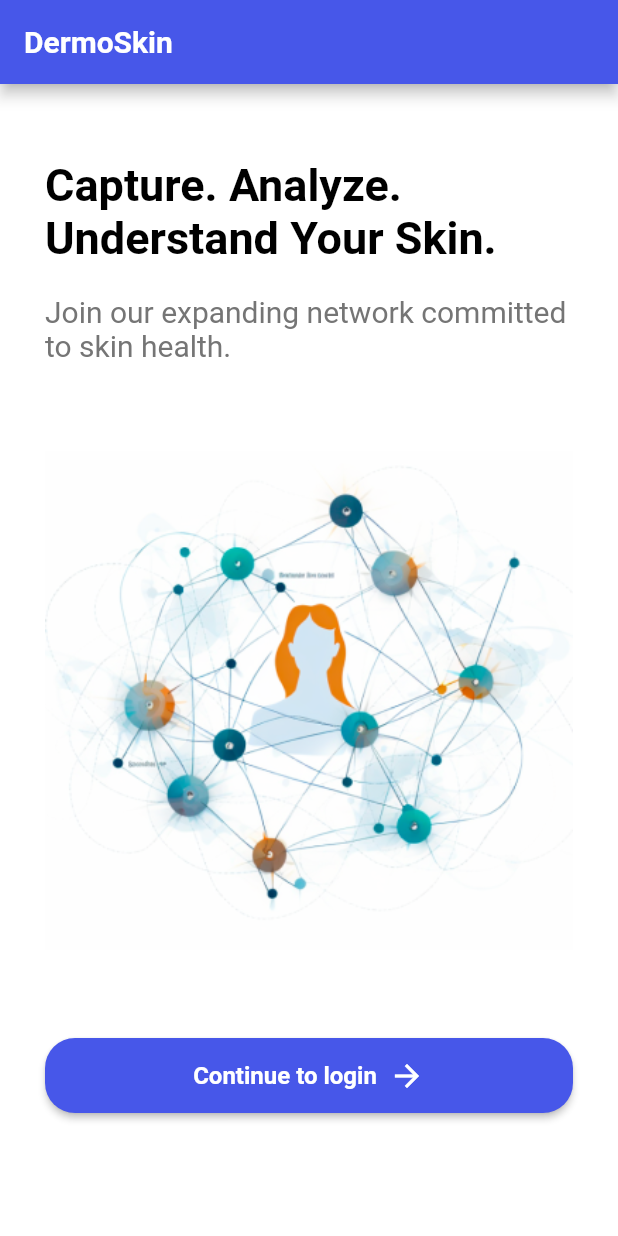
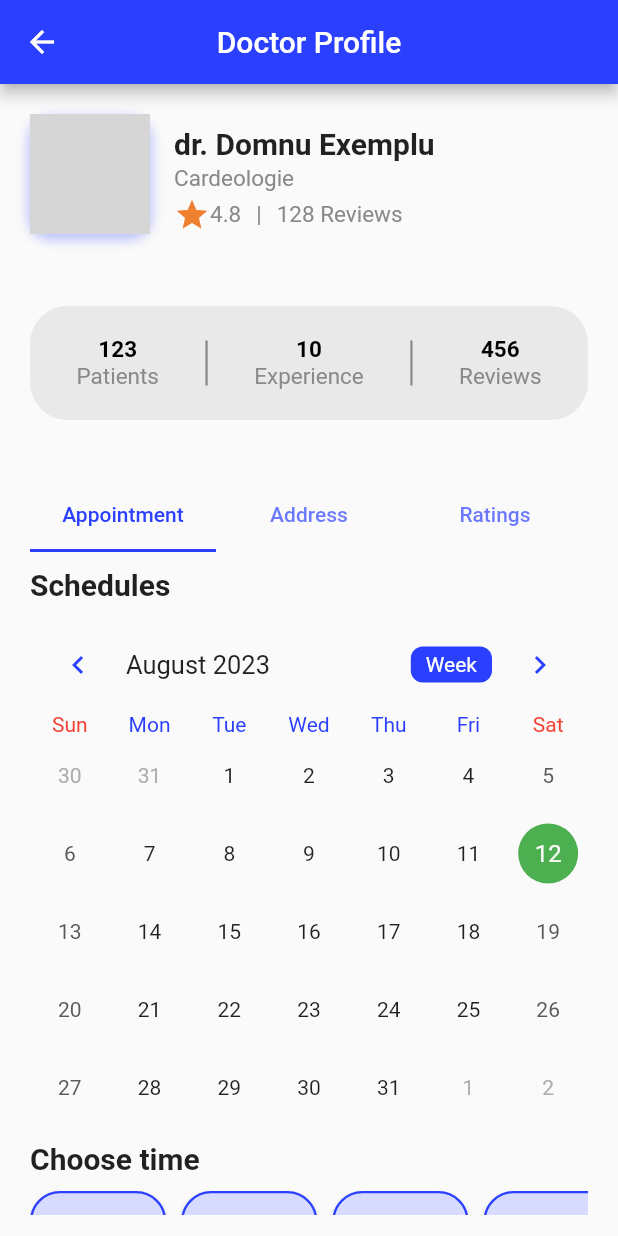
Before and after one commit to sealnext/DermoSkin, a Flutter app: the screen it shows after launch, on a phone screen of 412 x 824 dp. Run offline on Flutter 3.47's test engine with Material 2 defaults, Android fonts, the phone set to English and light mode, and no system bars; drawn by our look-alikes of table_calendar; our stand-ins replace cloud_firestore, firebase_auth, firebase_core, flutter_map, flutter_typeahead, google_sign_in and 1 more; accounts and stored records are empty; grey boxes are pictures that could not be loaded.

Commit message:
bugfixes#2

```diff
--- a/lib/main.dart
+++ b/lib/main.dart
@@ -1,3 +1,4 @@
+import 'package:dermo/ui/pages/doctor_page.dart';
 import 'package:dermo/utils/firebase_options.dart';
 import 'package:firebase_core/firebase_core.dart';
 import 'package:flutter/material.dart';
@@ -19,7 +20,7 @@ class App extends StatelessWidget {
   Widget build(BuildContext context) {
     return const MaterialApp(
       debugShowCheckedModeBanner: false,
-      home: Session(),
+      home: DoctorPage(),
     );
   }
 }
--- /dev/null
+++ b/lib/ui/pages/address_doctor_page.dart
@@ -0,0 +1,112 @@
+import 'package:dermo/utils/constants.dart';
+import 'package:flutter/material.dart';
+import 'package:flutter_map/flutter_map.dart';
+import 'package:latlong2/latlong.dart';
+
+const MAPBOX_ACCESS_TOKEN =
+    'pk.eyJ1IjoiaXZhbmJ1bWJ1YyIsImEiOiJjbGM1YnpwMWMwYXhyM3ByeG9tbHo5bTJyIn0.lPqP7l2vFYq0eC3d4Kx5Xg';
+
+class Address extends StatefulWidget {
+  const Address({super.key});
+
+  @override
+  State<Address> createState() => _AddressState();
+}
+
+class _AddressState extends State<Address> {
+  LatLng? myPosition = LatLng(45.75325256700144, 21.2276292086552);
+
+  @override
+  Widget build(BuildContext context) {
+    return SingleChildScrollView(
+      scrollDirection: Axis.vertical,
+      child: Column(crossAxisAlignment: CrossAxisAlignment.start, children: [
+        const SizedBox(
+          height: 10,
+        ),
+        Text(
+          "Practice Place",
+          style: TextStyle(fontSize: 20, fontWeight: FontWeight.bold),
+        ),
+        const SizedBox(
+          height: 10,
+        ),
+        Text(
+          "Timisoara",
+          style: TextStyle(
+              fontSize: 15, color: AppColor.gray2, fontWeight: FontWeight.bold),
+        ),
+        const SizedBox(
+          height: 30,
+        ),
+        Row(
+          crossAxisAlignment: CrossAxisAlignment.start,
+          children: [
+            Icon(
+              Icons.location_pin,
+              color: AppColor.primary,
+              size: 20,
+            ),
+            Text(
+              "Location",
+              style: TextStyle(fontSize: 20, fontWeight: FontWeight.bold),
+            ),
+          ],
+        ),
+        const SizedBox(
+          height: 15,
+        ),
+        myPosition == null
+            ? Container(
+                height: 50.0,
+                // Giving a fixed height to CircularProgressIndicator
+                child: Center(
+                  child: const CircularProgressIndicator(),
+                ),
+              )
+            : Container(
+                height: 300.0,
+                decoration: BoxDecoration(
+                  boxShadow: [
+                    BoxShadow(
+                        color: AppColor.primary.withOpacity(0.3),
+                        // changes position of shadow
+                        blurRadius: 7,
+                        offset: Offset(0, 1)),
+                  ],
+                ),
+                child: FlutterMap(
+                  options: MapOptions(
+                      center: myPosition, minZoom: 5, maxZoom: 30, zoom: 13),
+                  nonRotatedChildren: [
+                    TileLayer(
+                      urlTemplate:
+                          'https://api.mapbox.com/styles/v1/{id}/tiles/{z}/{x}/{y}?access_token={accessToken}',
+                      additionalOptions: const {
+                        'accessToken': MAPBOX_ACCESS_TOKEN,
+                        'id': 'mapbox/streets-v11'
+                      },
+                    ),
+                    MarkerLayer(
+                      markers: [
+                        Marker(
+                          point: myPosition!,
+                          builder: (context) {
+                            return Container(
+                              child: const Icon(
+                                Icons.location_pin,
+                                color: AppColor.primary,
+                                size: 40,
+                              ),
+                            );
+                          },
+                        )
+                      ],
+                    )
+                  ],
+                ),
+              )
+      ]),
+    );
+  }
+}
--- /dev/null
+++ b/lib/ui/pages/appointment_page.dart
@@ -0,0 +1,143 @@
+import 'package:dermo/utils/constants.dart';
+import 'package:flutter/material.dart';
+import 'package:table_calendar/table_calendar.dart';
+
+class AppointmentPage extends StatefulWidget {
+  const AppointmentPage({super.key});
+
+  @override
+  State<AppointmentPage> createState() => _AppointmentState();
+}
+
+class _AppointmentState extends State<AppointmentPage> {
+
+  String? about = "dr. Dhayu Erprida is board certified in Endocrinologists by the Association Doctor of Indo-nesia. His subspecialities/internat";
+
+  String getFirst129Chars(String input) {
+    if (input.length <= 129) {
+      return input;
+    }
+    return input.substring(0, 129);
+  }
+
+  List<String> generateHourTexts() {
+    List<String> hours = [];
+
+    for (int i = 9; i <= 17; i++) {
+      String hour = (i % 12).toString().padLeft(2, '0');
+      String meridiem = i < 12 ? "am" : "pm";
+      hours.add("$hour:00 $meridiem");
+    }
+    return hours;
+  }
+  @override
+  Widget build(BuildContext context) {
+    return SingleChildScrollView(
+      scrollDirection: Axis.vertical,
+      child: Column(
+        crossAxisAlignment: CrossAxisAlignment.start,
+        children: [
+          const SizedBox(height: 10,),
+          Text(
+            "Schedules",
+            style: TextStyle(
+              fontSize: 20,
+              fontWeight: FontWeight.bold
+            ),
+          ),
+          const SizedBox(height: 10,),
+      TableCalendar(
+        firstDay: DateTime.utc(2010, 10, 16),
+        lastDay: DateTime.utc(2030, 3, 14),
+        focusedDay: DateTime.now(),
+        availableCalendarFormats: const {
+          CalendarFormat.month: 'Month',
+          CalendarFormat.week: 'Week',
+        },
+        headerStyle: HeaderStyle(
+          formatButtonDecoration: BoxDecoration(
+            color: AppColor.primary, // The background color of the button
+            borderRadius: BorderRadius.circular(8.0),
+          ),
+          formatButtonTextStyle: TextStyle(
+            color: Colors.white, // Text color of the button
+          ),
+          leftChevronIcon: Icon(Icons.chevron_left, color: AppColor.primary),  // Change the left arrow color here
+          rightChevronIcon: Icon(Icons.chevron_right, color: AppColor.primary),  // Change the right arrow color here
+        ),
+        daysOfWeekStyle: DaysOfWeekStyle(
+          // Change the color of the weekdays text
+          weekdayStyle: TextStyle(color: AppColor.primary),
+          // Change the color of the weekend text
+          weekendStyle: TextStyle(color: Colors.red ),
+        ),
+        calendarStyle: CalendarStyle(
+          selectedDecoration: BoxDecoration(
+            color: AppColor.primary, // Background color of the selected day
+            shape: BoxShape.circle,
+          ),
+          todayDecoration: BoxDecoration(
+            color: Colors.green,
+            shape: BoxShape.circle,),
+          // ... other calendar styles ...
+        ),
+      ),
+          const SizedBox(height: 10,),
+          Text("Choose time",
+            style: TextStyle(
+                fontSize: 20,
+                fontWeight: FontWeight.bold
+            ),),
+          const SizedBox(height: 10,),
+        SingleChildScrollView(
+        scrollDirection: Axis.horizontal, // Horizontal scrolling
+        child: Row(
+          children: List.generate(generateHourTexts().length,
+                (index) => Row(
+              children: [
+                if (index != 0) SizedBox(width: 10), // Add space of 10 units except before the first button
+                ElevatedButton(
+                  onPressed: () {
+                  },
+                  child: Text(generateHourTexts()[index]),
+                  style: ElevatedButton.styleFrom(
+                    foregroundColor: AppColor.primary,
+                    backgroundColor: AppColor.transparent,
+                    minimumSize: const Size(30, 50),
+                    shape: RoundedRectangleBorder(
+                      borderRadius: BorderRadius.circular(20),
+                      side: const BorderSide(
+                          color: AppColor.primary,
+                        width: 1.5), // Black border
+                    ),
+                  ),
+                ),
+              ],
+            ),
+          ),
+        ),
+        ),
+          const SizedBox(height: 20,),
+          ElevatedButton(
+            onPressed: () {
+            },
+            child: Text("Book",
+            style: TextStyle(
+              fontSize: 16,
+              fontWeight: FontWeight.bold
+            ),),
+            style: ElevatedButton.styleFrom(
+              backgroundColor: AppColor.primary,
+              minimumSize: const Size(500, 50),
+              shape: RoundedRectangleBorder(
+                borderRadius: BorderRadius.circular(20),
+                side: const BorderSide(
+                    color: AppColor.primary,), // Black border
+              ),
+            ),
+          ),
+        ],
+      ),
+    );
+  }
+}
--- a/lib/ui/pages/auth/login_page.dart
+++ b/lib/ui/pages/auth/login_page.dart
@@ -128,6 +128,7 @@ class _LoginPageState extends State<LoginPage> {
             fontSize: 20,
           ),
         ),
+        centerTitle: true,
         automaticallyImplyLeading:
             false, // Prevent the back button from being shown
       ),
--- a/lib/ui/pages/auth/register_page.dart
+++ b/lib/ui/pages/auth/register_page.dart
@@ -161,6 +161,7 @@ class _RegisterPageState extends State<RegisterPage> {
             fontSize: 20,
           ),
         ),
+        centerTitle: true,
         automaticallyImplyLeading:
             false, // Prevent the back button from being shown
       ),
--- a/lib/ui/pages/auth/start_page.dart
+++ b/lib/ui/pages/auth/start_page.dart
@@ -17,6 +17,7 @@ class StartPage extends StatelessWidget {
               fontSize: 20,
             ),
           ),
+          centerTitle: true,
           automaticallyImplyLeading:
               false, // Prevent the back button from being shown
         ),
--- /dev/null
+++ b/lib/ui/pages/doctor_page.dart
@@ -0,0 +1,254 @@
+import 'package:dermo/ui/pages/address_doctor_page.dart';
+import 'package:dermo/ui/pages/appointment_page.dart';
+import 'package:dermo/utils/constants.dart';
+import 'package:flutter/material.dart';
+
+class DoctorPage extends StatefulWidget {
+  const DoctorPage({super.key});
+
+  @override
+  State<DoctorPage> createState() => _DoctorPageState();
+}
+
+class _DoctorPageState extends State<DoctorPage> {
+  @override
+  Widget build(BuildContext context) {
+    return  DefaultTabController(length:  3, child: Scaffold(
+      resizeToAvoidBottomInset: false,
+      appBar: AppBar(
+        // A leading button which acts as the back button
+        leading: IconButton(
+          icon: Icon(Icons.arrow_back),
+          onPressed: () {
+            Navigator.pop(context);  // This pops the current screen off the navigation stack
+          },
+        ),
+        title: Text('Doctor Profile'),
+        centerTitle: true,
+        backgroundColor: AppColor.primary,
+      ),
+      body: Container(
+        child: Column(
+          children: [
+            Padding(
+              padding: const EdgeInsets.all(20.0),
+              child: Row(
+                crossAxisAlignment: CrossAxisAlignment.start,
+                children: [
+                  Container(
+                    width: 80,  // Match the width of the image
+                    height: 80, // Match the height of the image
+                    decoration: BoxDecoration(
+                      color: AppColor.backgroundPrimary, // Set the background color
+                      borderRadius: BorderRadius.circular(15), // Ensure the container also has rounded corners
+                      boxShadow: [
+                        BoxShadow(
+                          color: AppColor.primary.withOpacity(0.3), // Shadow color
+                          spreadRadius: 1, // Spread radius
+                          blurRadius: 6, // Blur radius
+                          offset: Offset(0, 3), // Changes position of shadow
+                        ),
+                      ],
+                    ),
+                    child: ClipRRect(
+                      borderRadius: BorderRadius.circular(15),
+                      child: Image.asset(
+                        'assets/images/doctor_ex.jpeg', // Replace with your actual image asset path
+                        width: 80, // Set the width of the image
+                        height: 80, // Set the height of the image
+                        fit: BoxFit.cover,
+                      ),
+                    ),
+                  ),
+                  Padding(
+                    padding: EdgeInsets.only(left: 16.0, right: 16.0, top: 8.0),
+                    child: Container(
+                      height: 80,
+                      child: Column(
+                        crossAxisAlignment: CrossAxisAlignment.start,
+                        children: [
+                          Text("dr. Domnu Exemplu",
+                            style: TextStyle(
+                                fontSize: 20,
+                                fontWeight: FontWeight.bold
+                            ),
+                          ),
+                          const SizedBox(height: 3,),
+                          Text("Cardeologie",
+                            style: TextStyle(
+                              fontSize: 15,
+                              color: AppColor.gray2
+                            ),
+                          ),
+                          const SizedBox(height: 3,),
+                          Row(
+                            mainAxisAlignment: MainAxisAlignment.center,
+                            crossAxisAlignment: CrossAxisAlignment.center,
+                            children: [
+                              Icon(
+                                Icons.star,  // Using built-in material star icon
+                                color: AppColor.orange,  // Set the color of the star icon to yellow (or any color of your choice)
+                              ),
+                              // Text widget on the right
+                              Text(
+                                "4.8",  // Replace with your actual review count
+                                style: TextStyle(
+                                  fontSize: 15,
+                                  color: AppColor.gray2,
+                                ),
+                              ),
+                              const SizedBox(width: 10,),
+                              Text(
+                                "|",  // Unicode character for a bullet point
+                                style: TextStyle(
+                                  fontSize: 15,  // Adjust size to your liking
+                                  color: AppColor.gray2,
+                                ),
+                              ),
+                              const SizedBox(width: 10,),
+                              Text(
+                                "128 Reviews",  // Replace with your actual review count
+                                style: TextStyle(
+                                  fontSize: 15,
+                                  color: AppColor.gray2,
+                                ),
+                              ),
+                            ],
+                          ),
+                        ],
+                      ),
+                    ),
+                  ),
+                ],
+              ),
+            ),
+            Padding(
+              padding: const EdgeInsets.all(20.0),
+              child: Container(
+                decoration: BoxDecoration(
+                  borderRadius: BorderRadius.circular(25),  // sets a corner radius of 15
+                  color: AppColor.gray,
+                ),
+                child: secondRow(),
+              ),
+            ),
+            Padding(
+              padding: const EdgeInsets.all(20.0),
+              child: Container(
+                child: tabsFunction(),
+              ),
+            ),
+          ],
+        ),
+      ),
+    ),
+    );
+  }
+
+  //experience , patints and reviews
+  secondRow () {
+    return Padding(
+      padding: const EdgeInsets.only(top: 20, bottom: 20),
+      child: Row(
+        mainAxisAlignment: MainAxisAlignment.spaceEvenly,
+        children: [
+          // Patients Column
+          Column(
+            children: [
+              Text(
+                '123',  // Replace with your actual patient count
+                style: TextStyle(
+                  fontSize: 15,
+                    color: Colors.black,
+                    fontWeight: FontWeight.bold
+                ),
+              ),
+              Text('Patients',
+              style: TextStyle(
+                  fontSize: 15,
+                  color: AppColor.gray2
+              ),),
+            ],
+          ),
+          // Vertical Separator
+          Container(
+            height: 30,
+            width: 1.5,
+            color: AppColor.gray2,
+          ),
+          // Years Experience Column
+          Column(
+            children: [
+              Text(
+                '10',  // Replace with your actual years of experience
+                style: TextStyle(
+                  fontSize: 15,
+                    color: Colors.black,
+                    fontWeight: FontWeight.bold
+                ),
+              ),
+              Text('Experience',
+                style: TextStyle(
+                    fontSize: 15,
+                    color: AppColor.gray2
+                ),),
+            ],
+          ),
+          // Vertical Separator
+          Container(
+            height: 30,
+            width: 1.5,
+            color: AppColor.gray2,
+          ),
+          // Reviews Column
+          Column(
+            children: [
+              Text(
+                '456',  // Replace with your actual review count
+                style: TextStyle(
+                  fontSize: 15,
+                    color: Colors.black,
+                  fontWeight: FontWeight.bold
+                ),
+              ),
+              Text('Reviews',
+              style: TextStyle(
+                fontSize: 15,
+                  color: AppColor.gray2
+              ),),
+            ],
+          ),
+        ],
+      ),
+    );
+  }
+
+  //tabs
+  tabsFunction() {
+    return Container(
+      height: 490,
+      child: Column(
+        children: [
+          TabBar(
+            labelColor: AppColor.primary,
+              indicatorColor: AppColor.primary,
+            tabs: [
+              Tab(text: "Appointment"),
+              Tab(text: "Address"),
+              Tab(text: "Ratings"),
+            ],
+          ),
+          Expanded(
+            child: TabBarView(
+              children: [
+                AppointmentPage(),
+                Address(),
+                Center(child: Text('Content for Tab 3')),
+              ],
+            ),
+          ),
+        ],
+      ),
+    );
+  }
+}
--- a/lib/utils/constants.dart
+++ b/lib/utils/constants.dart
@@ -11,4 +11,7 @@ class AppColor {
   static const accent1 = Color.fromARGB(255, 255, 242, 0);
   static const accent2 = Color.fromARGB(255, 255, 67, 67);
   static const gray = Color.fromARGB(255, 233, 233, 233);
+  static const gray2 = Color.fromARGB(255, 138, 138, 138);
+  static const orange = Color.fromARGB(255, 239, 128, 48);
+  static const transparent = Color.fromARGB(255, 215, 219, 255);
 }
--- a/pubspec.yaml
+++ b/pubspec.yaml
@@ -43,7 +43,6 @@ dependencies:
   firebase_storage: ^11.2.5
   flutter_chat_ui: ^1.6.9
   flutter_firebase_chat_core: ^1.6.7
-  flutter_typeahead: ^4.6.2
 
 
 dev_dependencies:
@@ -70,10 +69,6 @@ flutter:
 
   # To add assets to your application, add an assets section, like this:
   assets:
-    - assets/images/screen1.png
-    - assets/images/screen2.png
-    - assets/images/screen3.png
-    - assets/images/face.png
     - assets/images/google.png
     - assets/images/start.png
 
```
Also changed, not shown: assets/images/doctor_ex.jpeg (added), pubspec.lock, 6 other files.
